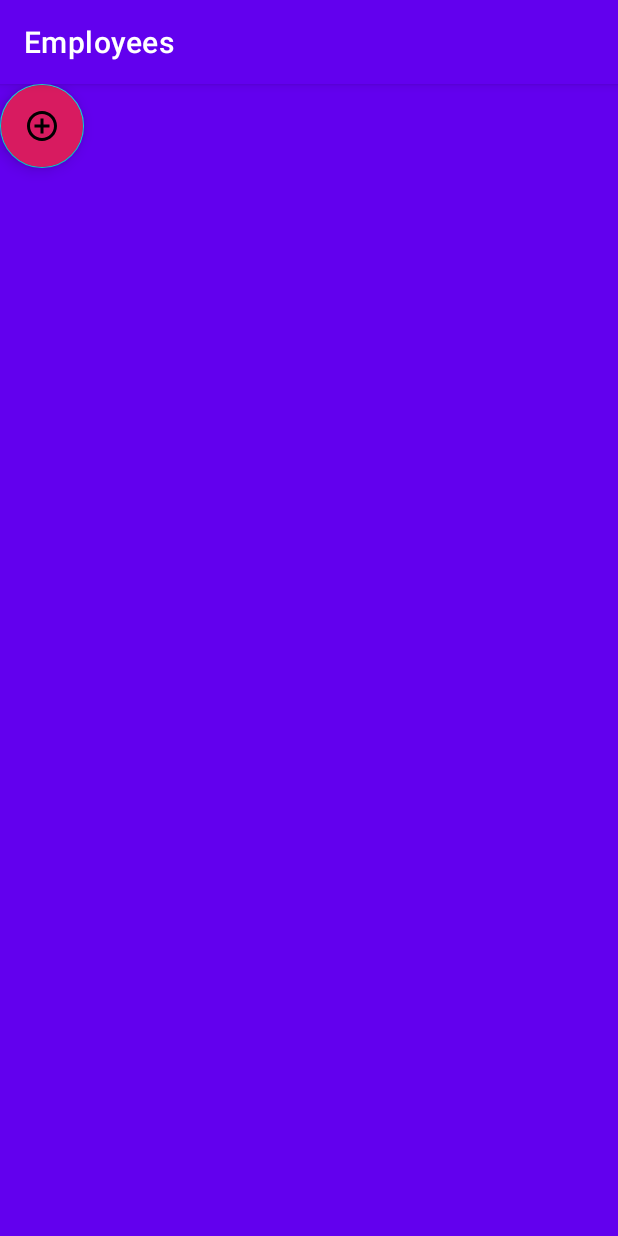
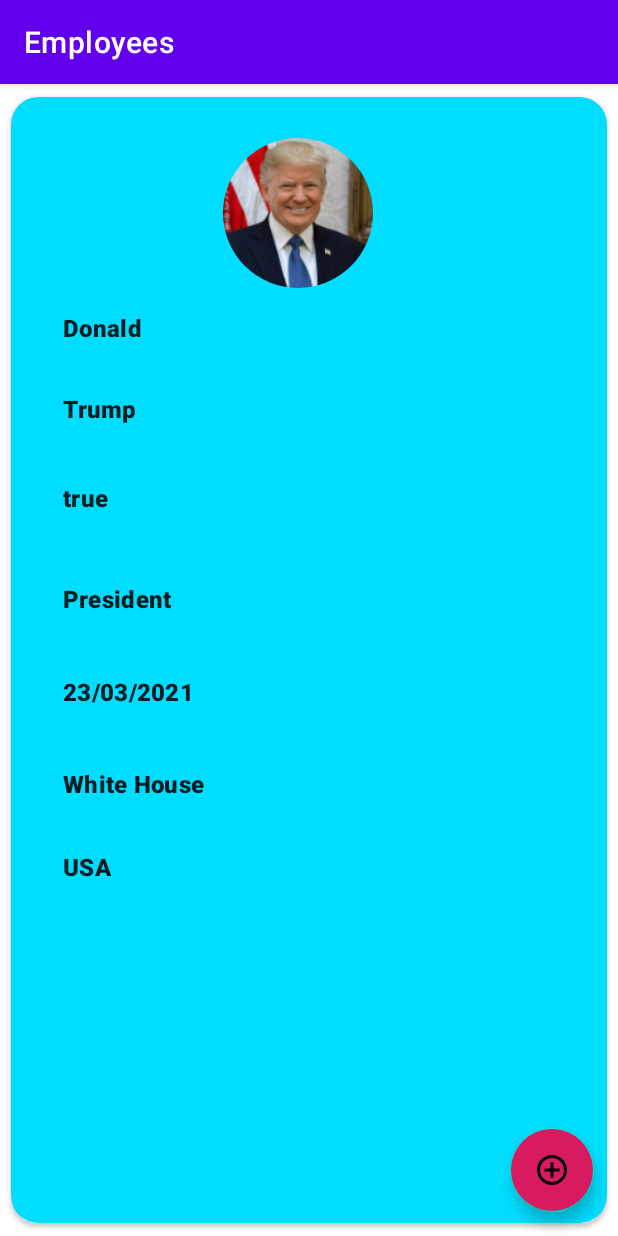
Before and after one commit to ime01/ByteWorksJobTask, an Android app: the screen it shows after launch (MainActivity), on a phone screen of 412 x 824 dp. Run offline under Robolectric (Android 15) with nearby library versions, the phone set to English and light mode, and no system bars; our stand-ins replace Dagger/Hilt's generated code, Room's generated code, navigation-ui; libraries missing offline, so code that uses them is left out: androidx.hilt.lifecycle.

```diff
--- a/app/src/main/AndroidManifest.xml
+++ b/app/src/main/AndroidManifest.xml
@@ -4,7 +4,7 @@
 
     <application
         android:allowBackup="true"
-        android:name=".CompanyApplication"
+        android:name=".MainApplication"
         android:icon="@mipmap/ic_launcher"
         android:label="@string/app_name"
         android:roundIcon="@mipmap/ic_launcher_round"
--- a/app/src/main/java/com/flowz/byteworksjobtask/CompanyApplication.kt
+++ b/app/src/main/java/com/flowz/byteworksjobtask/MainApplication.kt
@@ -4,5 +4,4 @@ import android.app.Application
 import dagger.hilt.android.HiltAndroidApp
 
 @HiltAndroidApp
-class CompanyApplication: Application() {
-}
+class MainApplication: Application()
--- a/app/src/main/java/com/flowz/byteworksjobtask/roomdb/AdminDao.kt
+++ b/app/src/main/java/com/flowz/byteworksjobtask/roomdb/AdminDao.kt
@@ -6,7 +6,6 @@ import androidx.room.Insert
 import androidx.room.OnConflictStrategy
 import androidx.room.Query
 import com.flowz.byteworksjobtask.Model.Admin
-import com.flowz.byteworksjobtask.Model.Employee
 
 @Dao
 interface AdminDao {
--- a/app/src/main/java/com/flowz/byteworksjobtask/roomdb/DummyDataSoure.kt
+++ b/app/src/main/java/com/flowz/byteworksjobtask/roomdb/DummyDataSoure.kt
@@ -47,7 +47,7 @@ class DummyDataSoure {
                 true,
                 "President",
                 "23/03/2021",
-                R.drawable.p_regan,
+                R.drawable.p_bush,
                 "White House",
                 "USA",
                 "Washington"
--- a/app/src/main/res/layout/employee_item.xml
+++ b/app/src/main/res/layout/employee_item.xml
@@ -4,14 +4,12 @@
     xmlns:tools="http://schemas.android.com/tools"
     android:id="@+id/parent"
     android:layout_width="match_parent"
-    android:layout_height="wrap_content"
+    android:layout_height="match_parent"
     app:cardBackgroundColor="@android:color/holo_blue_bright"
     app:cardCornerRadius="18dp"
     app:cardElevation="2dp"
     app:cardUseCompatPadding="true"
     app:contentPadding="8dp">
-
-
 
     <androidx.cardview.widget.CardView
         android:id="@+id/parent_layout"
@@ -35,14 +33,14 @@
                 android:id="@+id/passport_photo"
                 android:layout_width="@dimen/user_placeholder_dimen"
                 android:layout_height="@dimen/user_placeholder_dimen"
+                android:contentDescription="@string/user_placholder_image"
                 android:src="@drawable/ic_baseline_person_24"
                 app:layout_constraintBottom_toBottomOf="parent"
                 app:layout_constraintEnd_toEndOf="parent"
                 app:layout_constraintHorizontal_bias="0.475"
                 app:layout_constraintStart_toStartOf="parent"
                 app:layout_constraintTop_toTopOf="parent"
-                app:layout_constraintVertical_bias="0.03"
-                android:contentDescription="@string/user_placholder_image" />
+                app:layout_constraintVertical_bias="0.03" />
 
             <TextView
                 android:id="@+id/first_name"
--- a/app/src/main/res/layout/fragment_employee.xml
+++ b/app/src/main/res/layout/fragment_employee.xml
@@ -1,17 +1,15 @@
 <?xml version="1.0" encoding="utf-8"?>
-<FrameLayout xmlns:android="http://schemas.android.com/apk/res/android"
+<androidx.constraintlayout.widget.ConstraintLayout xmlns:android="http://schemas.android.com/apk/res/android"
     xmlns:tools="http://schemas.android.com/tools"
     android:layout_width="match_parent"
     android:layout_height="match_parent"
     xmlns:app="http://schemas.android.com/apk/res-auto"
     tools:context=".ui.EmployeeFragment">
 
-    <!-- TODO: Update blank fragment layout -->
     <androidx.recyclerview.widget.RecyclerView
         android:id="@+id/employee_recycler"
         android:layout_width="match_parent"
         android:layout_height="match_parent"
-        android:background="@color/design_default_color_primary"
         app:layout_constraintBottom_toBottomOf="parent"
         app:layout_constraintEnd_toEndOf="parent"
         app:layout_constraintStart_toStartOf="parent"
@@ -25,9 +23,9 @@
         android:layout_marginEnd="16dp"
         android:layout_marginBottom="16dp"
         android:backgroundTint="@color/colorAccent"
+        android:contentDescription="@string/add_new"
         android:src="@drawable/ic_add_circle_outline_black_24dp"
         app:layout_constraintBottom_toBottomOf="parent"
-        app:layout_constraintEnd_toEndOf="parent"
-        android:contentDescription="@string/add_new" />
+        app:layout_constraintEnd_toEndOf="parent" />
 
-</FrameLayout>
+</androidx.constraintlayout.widget.ConstraintLayout>
```
Also changed, not shown: app/src/main/java/com/flowz/byteworksjobtask/di/AppModule.kt (+5 -2 lines).
